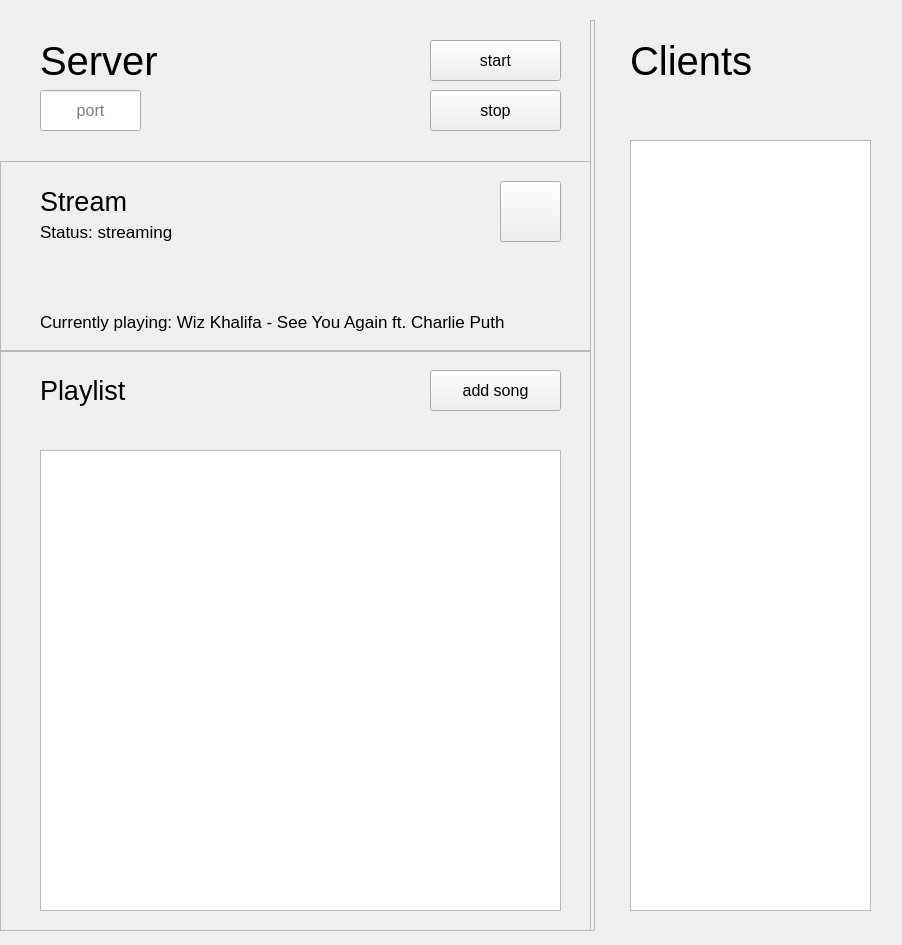
Qt form Server/server.ui (MartinMinkov/Comm-Audio) before a commit.
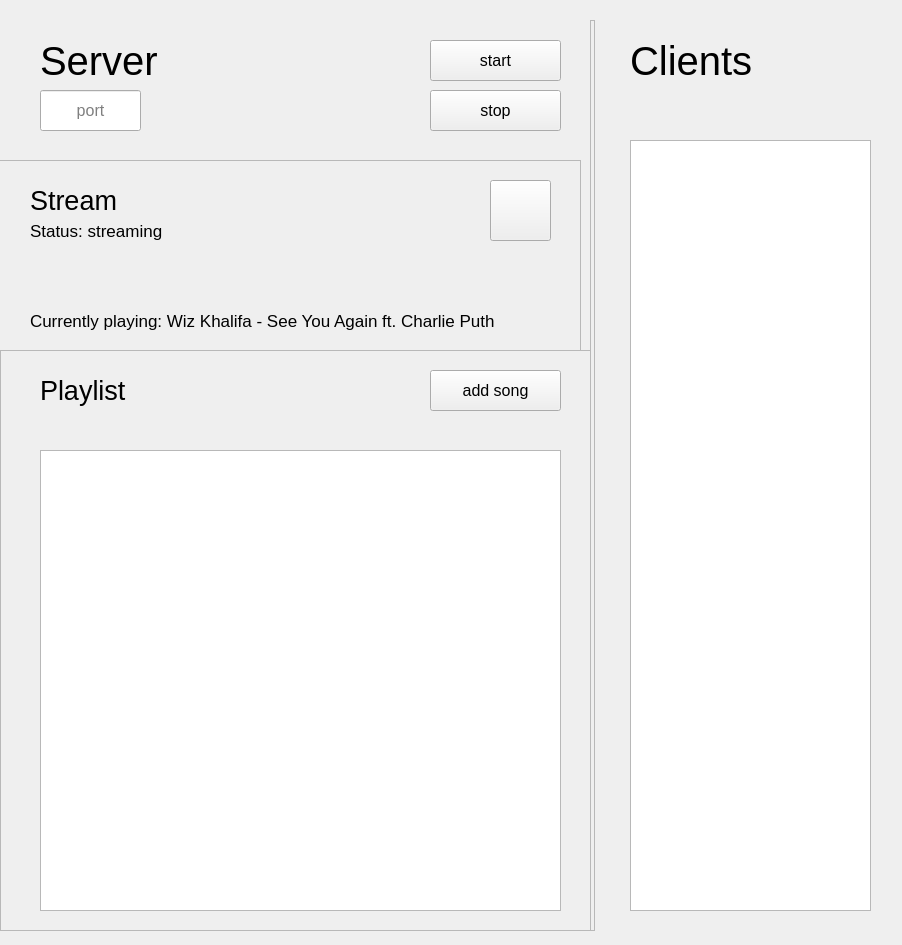
The same form after that commit. Icons and pictures are not drawn.

```diff
--- a/Server/server.ui
+++ b/Server/server.ui
@@ -108,8 +108,8 @@
   <widget class="QFrame" name="panel_bg_server_stream">
    <property name="geometry">
     <rect>
-     <x>0</x>
-     <y>161</y>
+     <x>-10</x>
+     <y>160</y>
      <width>591</width>
      <height>191</height>
     </rect>
```
